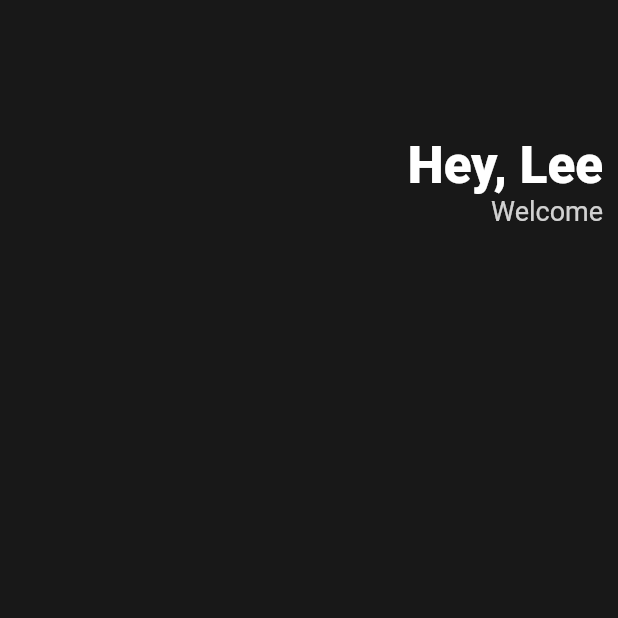
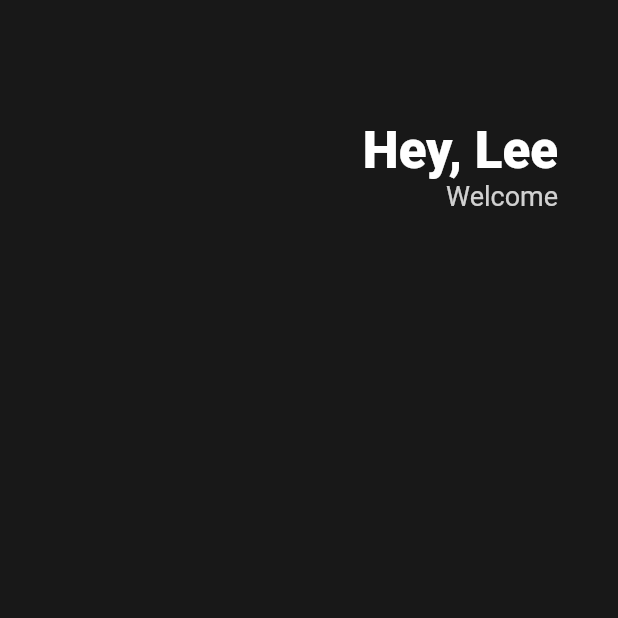
Before and after one commit to devym-37/flutter, a Flutter app: the screen it shows after launch, on a phone screen of 412 x 824 dp, the top half of it. Run offline on Flutter 3.47's test engine with Material 2 defaults, Android fonts, the phone set to English and light mode, and no system bars.

Commit message:
flutter ui Style 수정

```diff
--- a/toonflix/lib/main.dart
+++ b/toonflix/lib/main.dart
@@ -14,7 +14,9 @@ class App extends StatelessWidget {
       home: Scaffold(
         backgroundColor: Color(0xFF181818),
         body: Padding(
-            padding: EdgeInsets.all(10),
+            padding: EdgeInsets.symmetric(
+              horizontal: 40,
+            ),
             child: Column(
               children: [
                 SizedBox(
```
